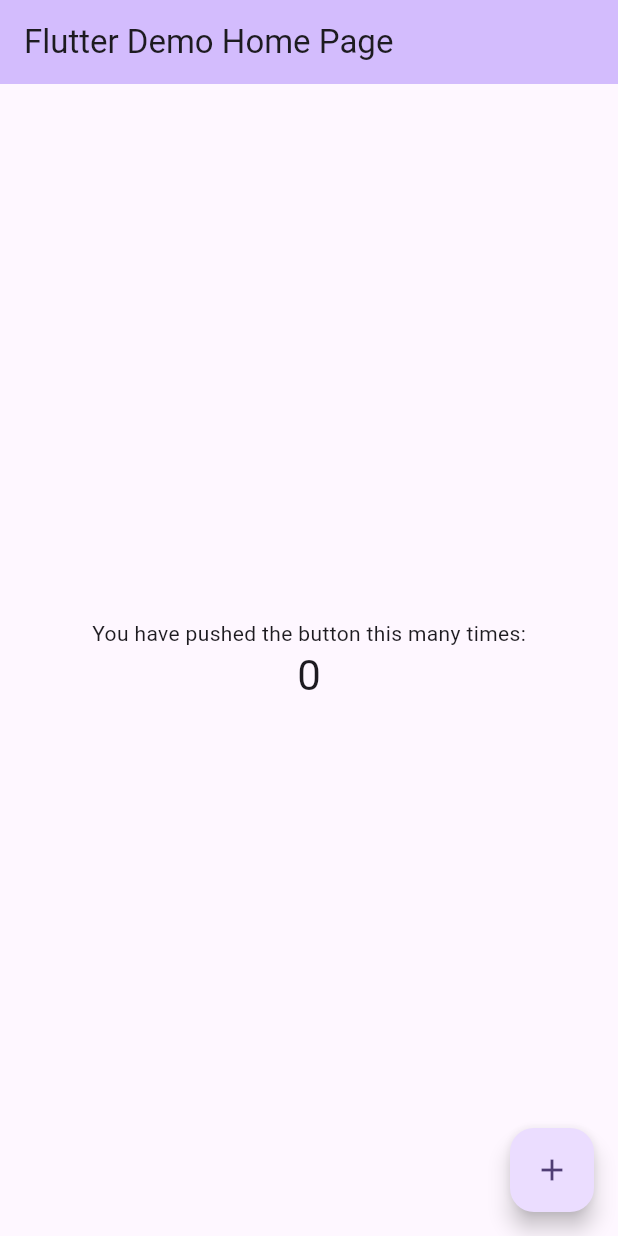
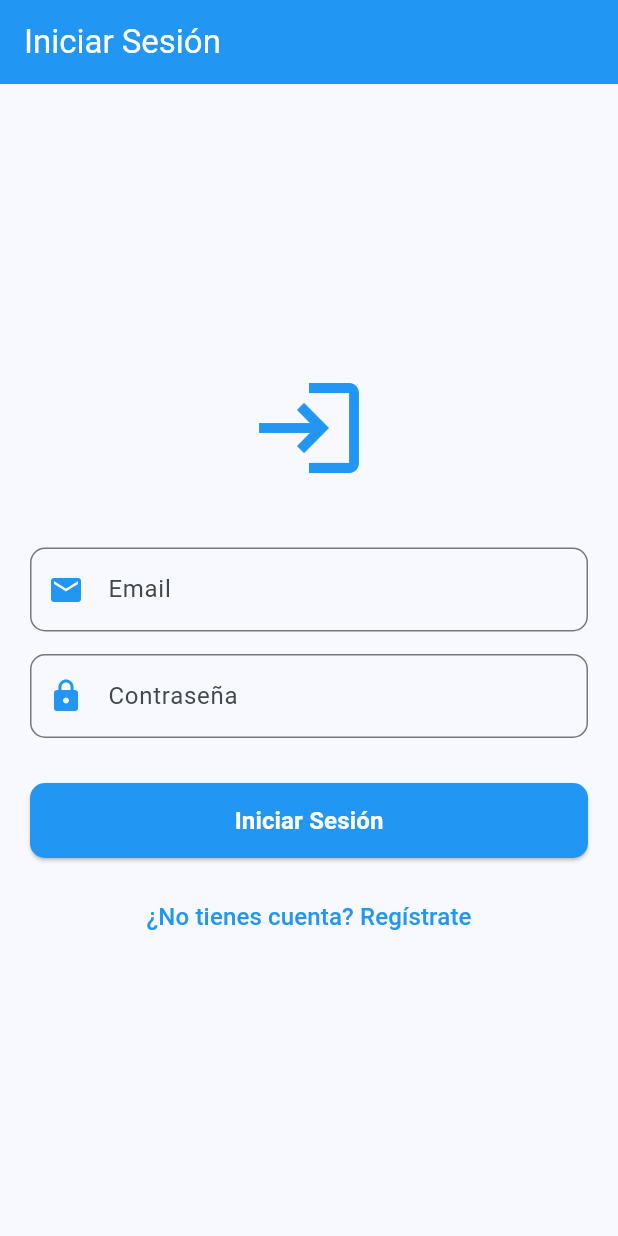
Before and after one commit to bsjc1024/Hackpue2025, a Flutter app: the screen it shows after launch, on a phone screen of 412 x 824 dp. Run offline on Flutter 3.47's test engine with Material 3 defaults, Android fonts, the phone set to English and light mode, and no system bars.

Commit message:
Registro e Inicio de sesión

```diff
--- a/flutter_app/lib/main.dart
+++ b/flutter_app/lib/main.dart
@@ -1,4 +1,6 @@
 import 'package:flutter/material.dart';
+import 'screen/login_screen.dart';
+import 'screen/register.dart';
 
 void main() {
   runApp(const MyApp());
@@ -7,116 +9,20 @@ void main() {
 class MyApp extends StatelessWidget {
   const MyApp({super.key});
 
-  // This widget is the root of your application.
   @override
   Widget build(BuildContext context) {
     return MaterialApp(
-      title: 'Flutter Demo',
+      debugShowCheckedModeBanner: false,
+      title: 'Hackpue Login',
       theme: ThemeData(
-        // This is the theme of your application.
-        //
-        // TRY THIS: Try running your application with "flutter run". You'll see
-        // the application has a purple toolbar. Then, without quitting the app,
-        // try changing the seedColor in the colorScheme below to Colors.green
-        // and then invoke "hot reload" (save your changes or press the "hot
-        // reload" button in a Flutter-supported IDE, or press "r" if you used
-        // the command line to start the app).
-        //
-        // Notice that the counter didn't reset back to zero; the application
-        // state is not lost during the reload. To reset the state, use hot
-        // restart instead.
-        //
-        // This works for code too, not just values: Most code changes can be
-        // tested with just a hot reload.
-        colorScheme: ColorScheme.fromSeed(seedColor: Colors.deepPurple),
+        colorScheme: ColorScheme.fromSeed(seedColor: Colors.blue),
+        useMaterial3: true,
       ),
-      home: const MyHomePage(title: 'Flutter Demo Home Page'),
+      initialRoute: '/login',
+      routes: {
+        '/login': (context) => const LoginScreen(),
+        '/register': (context) => const RegisterScreen(),
+      },
     );
   }
 }
-
-class MyHomePage extends StatefulWidget {
-  const MyHomePage({super.key, required this.title});
-
-  // This widget is the home page of your application. It is stateful, meaning
-  // that it has a State object (defined below) that contains fields that affect
-  // how it looks.
-
-  // This class is the configuration for the state. It holds the values (in this
-  // case the title) provided by the parent (in this case the App widget) and
-  // used by the build method of the State. Fields in a Widget subclass are
-  // always marked "final".
-
-  final String title;
-
-  @override
-  State<MyHomePage> createState() => _MyHomePageState();
-}
-
-class _MyHomePageState extends State<MyHomePage> {
-  int _counter = 0;
-
-  void _incrementCounter() {
-    setState(() {
-      // This call to setState tells the Flutter framework that something has
-      // changed in this State, which causes it to rerun the build method below
-      // so that the display can reflect the updated values. If we changed
-      // _counter without calling setState(), then the build method would not be
-      // called again, and so nothing would appear to happen.
-      _counter++;
-    });
-  }
-
-  @override
-  Widget build(BuildContext context) {
-    // This method is rerun every time setState is called, for instance as done
-    // by the _incrementCounter method above.
-    //
-    // The Flutter framework has been optimized to make rerunning build methods
-    // fast, so that you can just rebuild anything that needs updating rather
-    // than having to individually change instances of widgets.
-    return Scaffold(
-      appBar: AppBar(
-        // TRY THIS: Try changing the color here to a specific color (to
-        // Colors.amber, perhaps?) and trigger a hot reload to see the AppBar
-        // change color while the other colors stay the same.
-        backgroundColor: Theme.of(context).colorScheme.inversePrimary,
-        // Here we take the value from the MyHomePage object that was created by
-        // the App.build method, and use it to set our appbar title.
-        title: Text(widget.title),
-      ),
-      body: Center(
-        // Center is a layout widget. It takes a single child and positions it
-        // in the middle of the parent.
-        child: Column(
-          // Column is also a layout widget. It takes a list of children and
-          // arranges them vertically. By default, it sizes itself to fit its
-          // children horizontally, and tries to be as tall as its parent.
-          //
-          // Column has various properties to control how it sizes itself and
-          // how it positions its children. Here we use mainAxisAlignment to
-          // center the children vertically; the main axis here is the vertical
-          // axis because Columns are vertical (the cross axis would be
-          // horizontal).
-          //
-          // TRY THIS: Invoke "debug painting" (choose the "Toggle Debug Paint"
-          // action in the IDE, or press "p" in the console), to see the
-          // wireframe for each widget.
-          mainAxisAlignment: MainAxisAlignment.center,
-          children: <Widget>[
-            const Text('You have pushed the button this many times:'),
-            Text(
-              '$_counter',
-              style: Theme.of(context).textTheme.headlineMedium,
-            ),
-          ],
-        ),
-      ),
-      floatingActionButton: FloatingActionButton(
-        onPressed: _incrementCounter,
-        tooltip: 'Increment',
-        child: const Icon(Icons.add),
-      ), // This trailing comma makes auto-formatting nicer for build methods.
-    );
-  }
-}
--- /dev/null
+++ b/flutter_app/lib/screen/login_screen.dart
@@ -0,0 +1,98 @@
+import 'package:flutter/material.dart';
+
+class LoginScreen extends StatelessWidget {
+  const LoginScreen({super.key}); // 👈 Aquí agregamos el key
+
+  @override
+  Widget build(BuildContext context) {
+    return Scaffold(
+      appBar: AppBar(
+        title: const Text("Iniciar Sesión"),
+        backgroundColor: Colors.blue,
+        foregroundColor: Colors.white,
+      ),
+      body: Padding(
+        padding: const EdgeInsets.all(20),
+        child: Column(
+          mainAxisAlignment: MainAxisAlignment.center,
+          children: [
+            // Logo
+            const Icon(
+              Icons.login,
+              size: 80,
+              color: Colors.blue,
+            ),
+            const SizedBox(height: 40),
+
+            // Campo de email
+            TextField(
+              decoration: InputDecoration(
+                labelText: "Email",
+                border: OutlineInputBorder(
+                  borderRadius: BorderRadius.circular(10),
+                ),
+                focusedBorder: OutlineInputBorder(
+                  borderRadius: BorderRadius.circular(10),
+                  borderSide: const BorderSide(color: Colors.blue, width: 2),
+                ),
+                prefixIcon: const Icon(Icons.email, color: Colors.blue),
+              ),
+            ),
+            const SizedBox(height: 15),
+
+            // Campo de contraseña
+            TextField(
+              obscureText: true,
+              decoration: InputDecoration(
+                labelText: "Contraseña",
+                border: OutlineInputBorder(
+                  borderRadius: BorderRadius.circular(10),
+                ),
+                focusedBorder: OutlineInputBorder(
+                  borderRadius: BorderRadius.circular(10),
+                  borderSide: const BorderSide(color: Colors.blue, width: 2),
+                ),
+                prefixIcon: const Icon(Icons.lock, color: Colors.blue),
+              ),
+            ),
+            const SizedBox(height: 30),
+
+            // Botón de login
+            SizedBox(
+              width: double.infinity,
+              height: 50,
+              child: ElevatedButton(
+                style: ElevatedButton.styleFrom(
+                  backgroundColor: Colors.blue,
+                  foregroundColor: Colors.white,
+                  shape: RoundedRectangleBorder(
+                    borderRadius: BorderRadius.circular(10),
+                  ),
+                ),
+                onPressed: () {
+                  Navigator.pushNamed(context, '/home');
+                },
+                child: const Text(
+                  "Iniciar Sesión",
+                  style: TextStyle(fontSize: 16, fontWeight: FontWeight.w600),
+                ),
+              ),
+            ),
+            const SizedBox(height: 15),
+
+            // Enlace para registro
+            TextButton(
+              onPressed: () {
+                Navigator.pushNamed(context, '/register');
+              },
+              child: const Text(
+                "¿No tienes cuenta? Regístrate",
+                style: TextStyle(color: Colors.blue, fontSize: 16),
+              ),
+            ),
+          ],
+        ),
+      ),
+    );
+  }
+}
```
Also changed, not shown: flutter_app/lib/screen/register.dart (added, +113 -0 lines), flutter_app/pubspec.lock, 1 other file.
